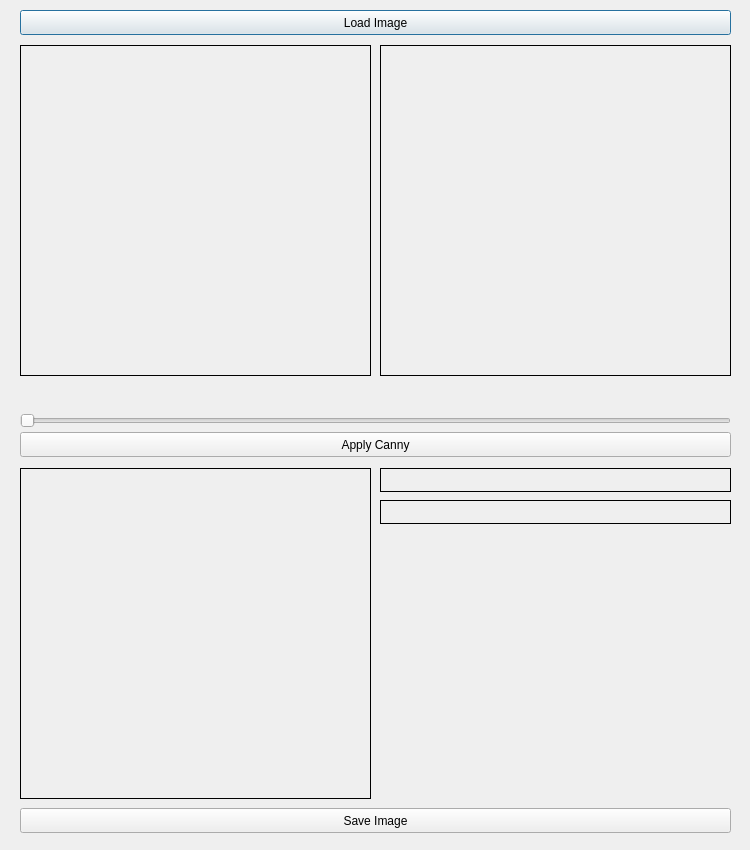
Qt form main-form.ui (revrkk/image_difference_detector) before a commit.
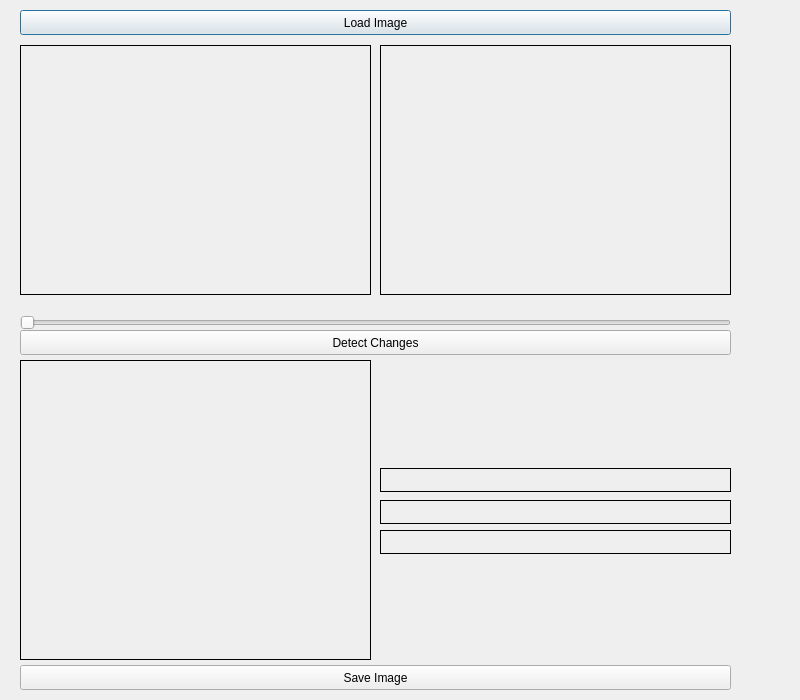
The same form after that commit.

The edit to the form file:
```diff
--- a/main-form.ui
+++ b/main-form.ui
@@ -7,8 +7,8 @@
       <rect>
         <x>0</x>
         <y>0</y>
-        <width>750</width>
-        <height>850</height>
+        <width>800</width>
+        <height>700</height>
       </rect>
     </property>
 
@@ -36,7 +36,7 @@
           <x>20</x>
           <y>45</y>
           <width>351</width>
-          <height>331</height>
+          <height>250</height>
         </rect>
       </property>
       <property name="frameShape">
@@ -53,7 +53,7 @@
           <x>380</x>
           <y>45</y>
           <width>351</width>
-          <height>331</height>
+          <height>250</height>
         </rect>
       </property>
       <property name="frameShape">
@@ -68,7 +68,7 @@
       <property name="geometry">
         <rect>
           <x>20</x>
-          <y>386</y>
+          <y>295</y>
           <width>351</width>
           <height>22</height>
         </rect>
@@ -82,7 +82,7 @@
       <property name="geometry">
         <rect>
           <x>20</x>
-          <y>410</y>
+          <y>312</y>
           <width>711</width>
           <height>22</height>
         </rect>
@@ -106,13 +106,13 @@
       <property name="geometry">
         <rect>
           <x>20</x>
-          <y>432</y>
+          <y>330</y>
           <width>711</width>
           <height>25</height>
         </rect>
       </property>
       <property name="text">
-        <string>Apply Canny</string>
+        <string>Detect Changes</string>
       </property>
     </widget>
 
@@ -120,9 +120,9 @@
       <property name="geometry">
         <rect>
           <x>20</x>
-          <y>468</y>
+          <y>360</y>
           <width>351</width>
-          <height>331</height>
+          <height>300</height>
         </rect>
       </property>
       <property name="frameShape">
@@ -167,11 +167,32 @@
       </property>
     </widget>
 
+
+
+	<widget class="QLabel" name="lblCars">
+      <property name="geometry">
+        <rect>
+          <x>380</x>
+          <y>530</y>
+          <width>351</width>
+          <height>24</height>
+        </rect>
+      </property>
+      <property name="frameShape">
+        <enum>QFrame::Box</enum>
+      </property>
+      <property name="text">
+        <string />
+      </property>
+    </widget>
+	
+	
+	
     <widget class="QPushButton" name="btnSaveImage">
       <property name="geometry">
         <rect>
           <x>20</x>
-          <y>808</y>
+          <y>665</y>
           <width>711</width>
           <height>25</height>
         </rect>
```
Left out of the diff: 3 changed lines with no effect on the pictures.
